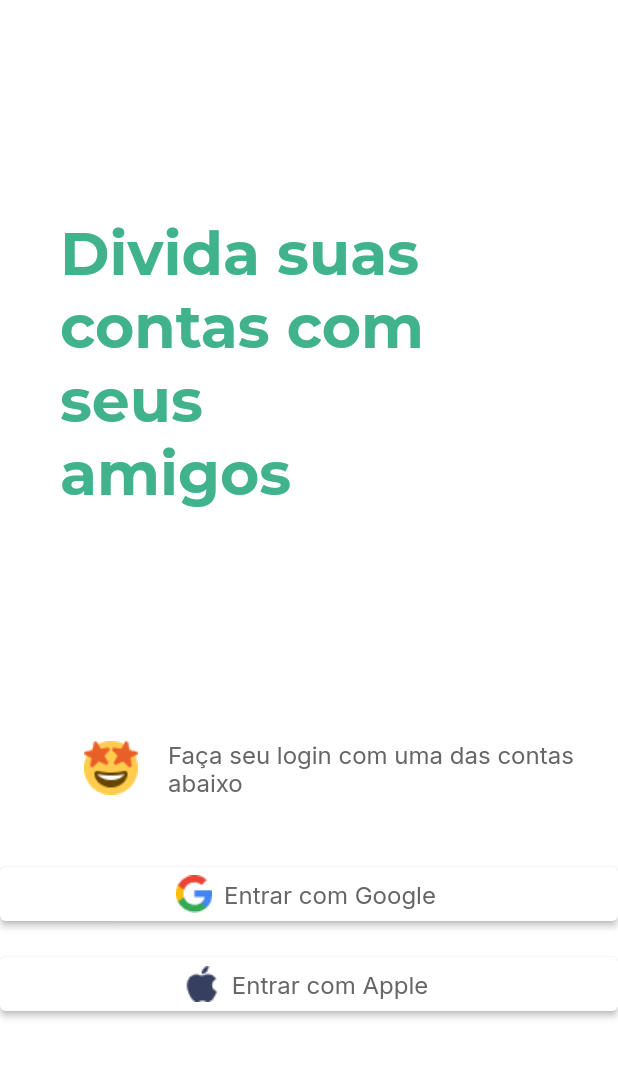
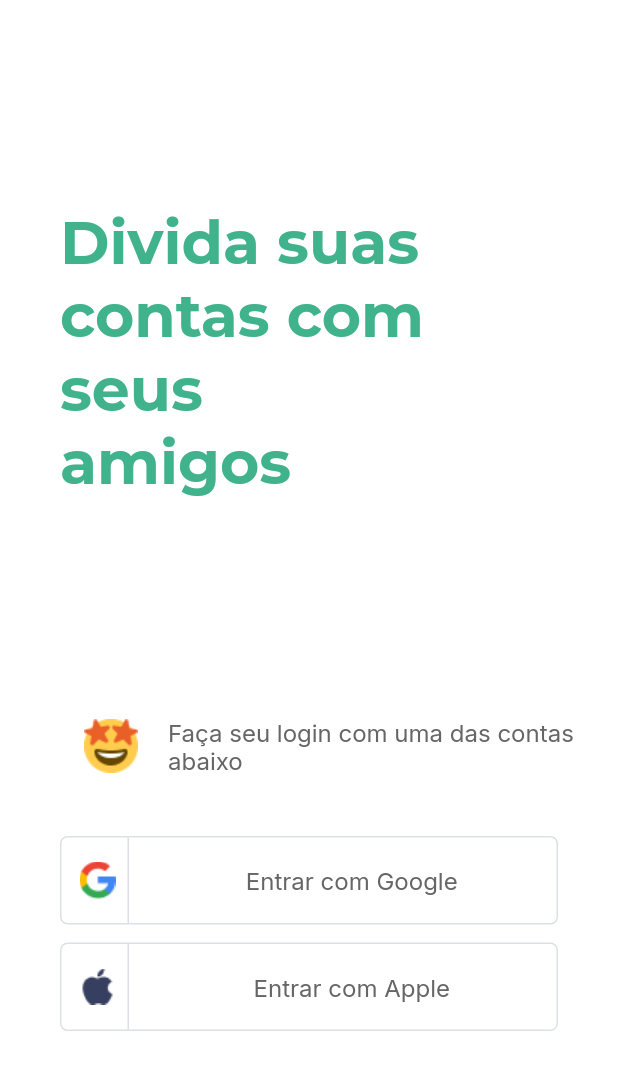
Before and after one commit to felipecasseb/split_it_rocketseat, a Flutter app: the screen it shows after launch, on a phone screen of 412 x 824 dp. Shown: the top 1070 px of the screen. Run offline on Flutter 3.47's test engine with Material 2 defaults, Android fonts, the phone set to English and light mode, and no system bars; our stand-ins replace google_fonts.

Commit message:
Finalização do layout da Login Page

```diff
--- a/lib/modules/login/login_page.dart
+++ b/lib/modules/login/login_page.dart
@@ -36,7 +36,7 @@ class _LoginPageState extends State<LoginPage> {
             ),
           ),
           Column(
-            crossAxisAlignment: CrossAxisAlignment.stretch,
+            crossAxisAlignment: CrossAxisAlignment.center,
             children: [
               Padding(
                 padding: const EdgeInsets.only(left: 40),
@@ -53,13 +53,30 @@ class _LoginPageState extends State<LoginPage> {
                 ),
               ),
               SizedBox(height: 32,),
-              ElevatedButton.icon(
-                style: ButtonStyle(
-                  backgroundColor: MaterialStateProperty.all(AppTheme.colors.backgroundPrimary)
+              Padding(
+                padding: const EdgeInsets.symmetric(horizontal: 40),
+                child: Container(
+                  decoration: BoxDecoration(
+                    borderRadius: BorderRadius.circular(5),
+                    border: Border.fromBorderSide(BorderSide(color: AppTheme.colors.border))
                   ),
-                onPressed: (){},
-                icon: Image.asset("image/google.png"),
-                label: Text(
+                  child: Row(
+                    mainAxisAlignment: MainAxisAlignment.spaceEvenly,
+                    children: [
+                      Container(
+                        height: 57, width: 57,
+                          child:
+                          Row(
+                            mainAxisAlignment: MainAxisAlignment.center,
+                            children: [
+                              Image.asset("image/google.png"),
+                              SizedBox(width: 8,),
+                              Container(width: 1, color: AppTheme.colors.border,)
+                            ],
+                          )
+                      ),
+                      Expanded(child: Container()),
+                      Text(
                         "Entrar com Google",
                         style: GoogleFonts.inter(
                             fontWeight: FontWeight.w400,
@@ -67,15 +84,36 @@ class _LoginPageState extends State<LoginPage> {
                             color: AppTheme.colors.button
                         ),
                       ),
+                      Expanded(child: Container()),
+                    ],
+                  ),
+                ),
               ),
               SizedBox(height: 12,),
-              ElevatedButton.icon(
-                style: ButtonStyle(
-                    backgroundColor: MaterialStateProperty.all(AppTheme.colors.backgroundPrimary)
+              Padding(
+                padding: const EdgeInsets.symmetric(horizontal: 40),
+                child: Container(
+                  decoration: BoxDecoration(
+                      borderRadius: BorderRadius.circular(5),
+                      border: Border.fromBorderSide(BorderSide(color: AppTheme.colors.border))
                   ),
-                onPressed: (){},
-                icon: Image.asset("image/apple.png"),
-                label: Text(
+                  child: Row(
+                    mainAxisAlignment: MainAxisAlignment.spaceEvenly,
+                    children: [
+                      Container(
+                          height: 57, width: 57,
+                          child:
+                          Row(
+                            mainAxisAlignment: MainAxisAlignment.center,
+                            children: [
+                              Image.asset("image/apple.png"),
+                              SizedBox(width: 8,),
+                              Container(width: 1, color: AppTheme.colors.border,)
+                            ],
+                          )
+                      ),
+                      Expanded(child: Container()),
+                      Text(
                         "Entrar com Apple",
                         style: GoogleFonts.inter(
                             fontWeight: FontWeight.w400,
@@ -83,7 +121,11 @@ class _LoginPageState extends State<LoginPage> {
                             color: AppTheme.colors.button
                         ),
                       ),
-              )
+                      Expanded(child: Container()),
+                    ],
+                  ),
+                ),
+              ),
             ],
           ),
 
--- a/lib/theme/app_colors.dart
+++ b/lib/theme/app_colors.dart
@@ -5,6 +5,7 @@ abstract class AppColors{
   Color get backgroundPrimary;
   Color get title;
   Color get button;
+  Color get border;
 
 }
 
@@ -21,4 +22,7 @@ class AppColorDefault implements AppColors{
   @override
   Color get backgroundPrimary => Color(0xFFFFFFFF);
 
+  @override
+  Color get border => Color(0xFFDCE0E6);
+
 }
```
Lines whose indentation alone changed are shown as unchanged.
